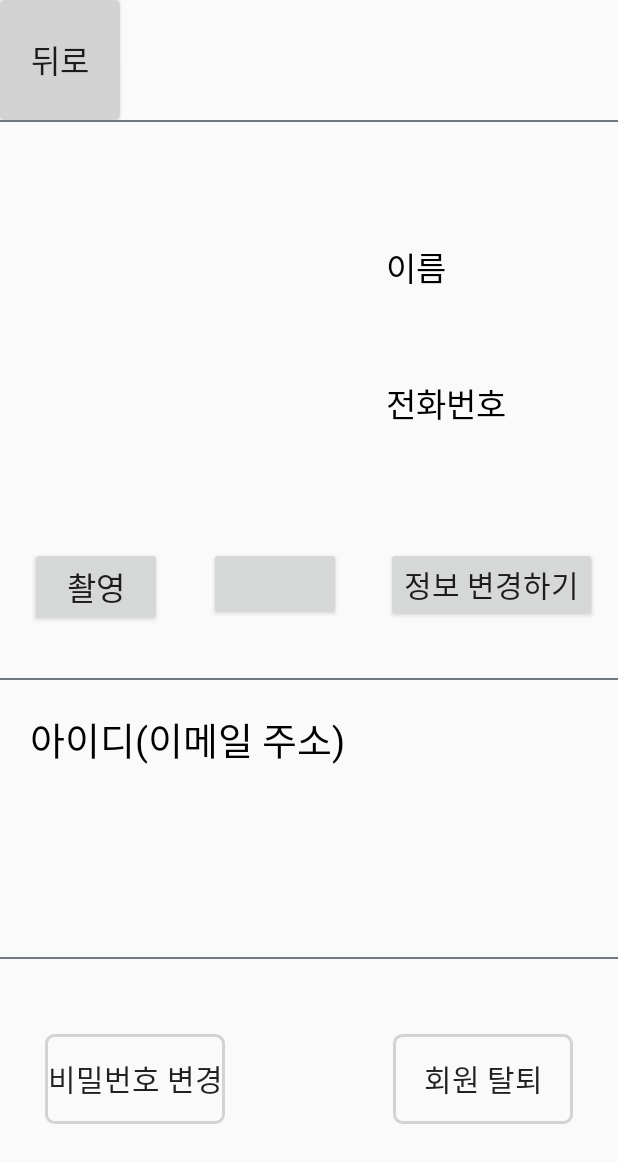
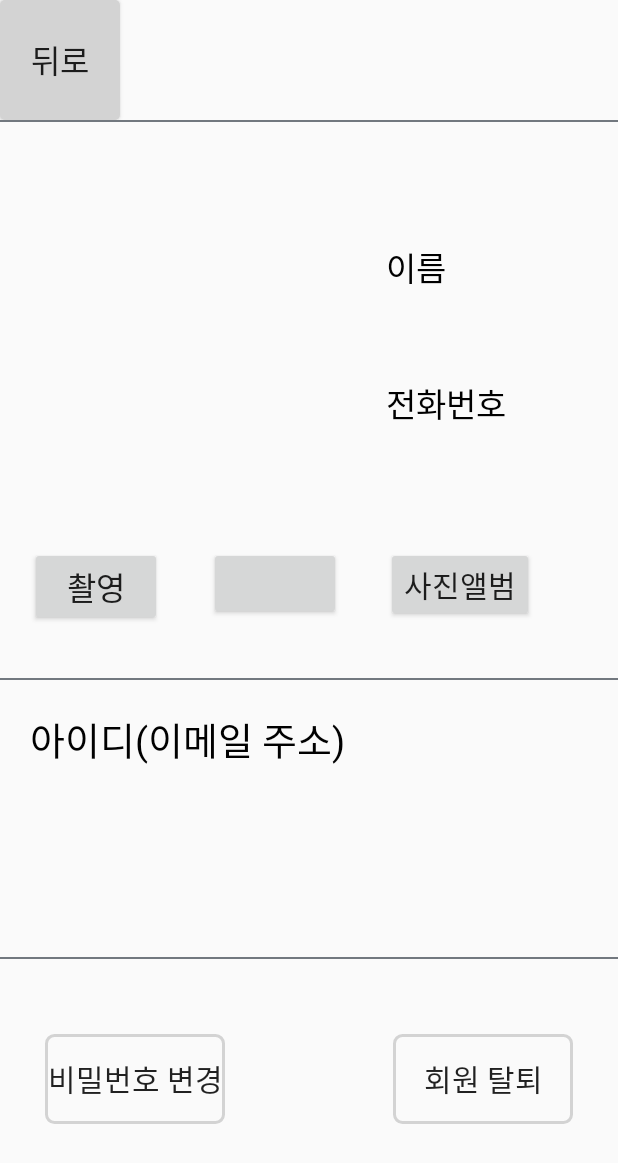
Before and after one commit to eaststarmmt/easy-connect, an Android app: the Page_mypage screen opened directly, with no data from a screen before it, on a phone screen of 412 x 824 dp. Shown: the top 1163 px of the screen. Run offline under Robolectric (Android 15) with nearby library versions, the phone set to English and light mode, and no system bars; our stand-ins replace Firebase (no records; nobody signed in at launch, a user with empty details on screens opened directly).

Commit message:
Update activity_page_mypage.xml

```diff
--- a/app/src/main/res/layout/activity_page_mypage.xml
+++ b/app/src/main/res/layout/activity_page_mypage.xml
@@ -154,7 +154,7 @@
                         android:layout_marginTop="5dp"
                         android:layout_marginBottom="15dp"
                         android:textSize="20dp"
-                        android:text="정보 변경하기"/>
+                        android:text="사진앨범"/>
 
                 </LinearLayout>
 
```
